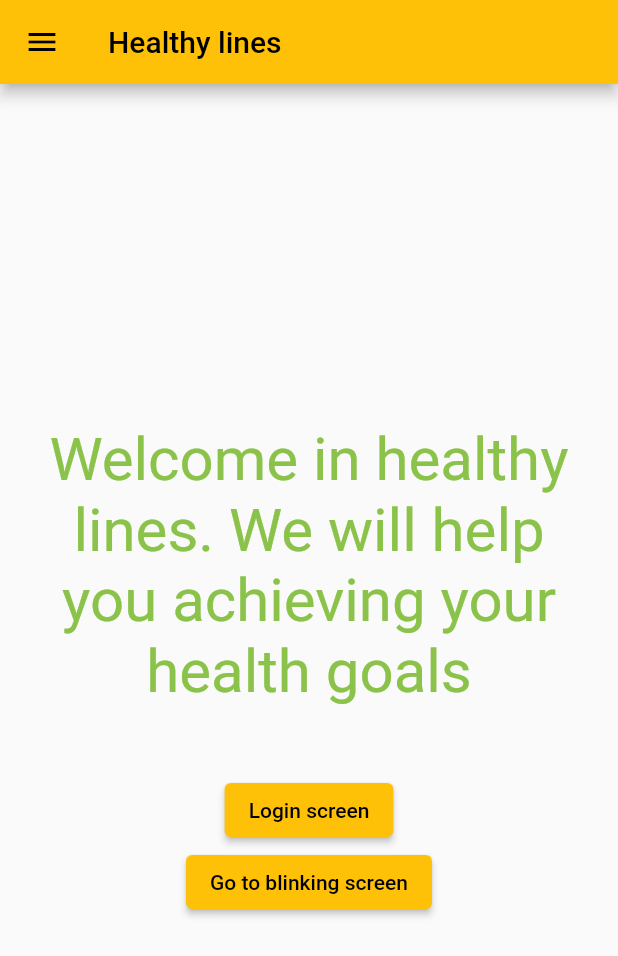
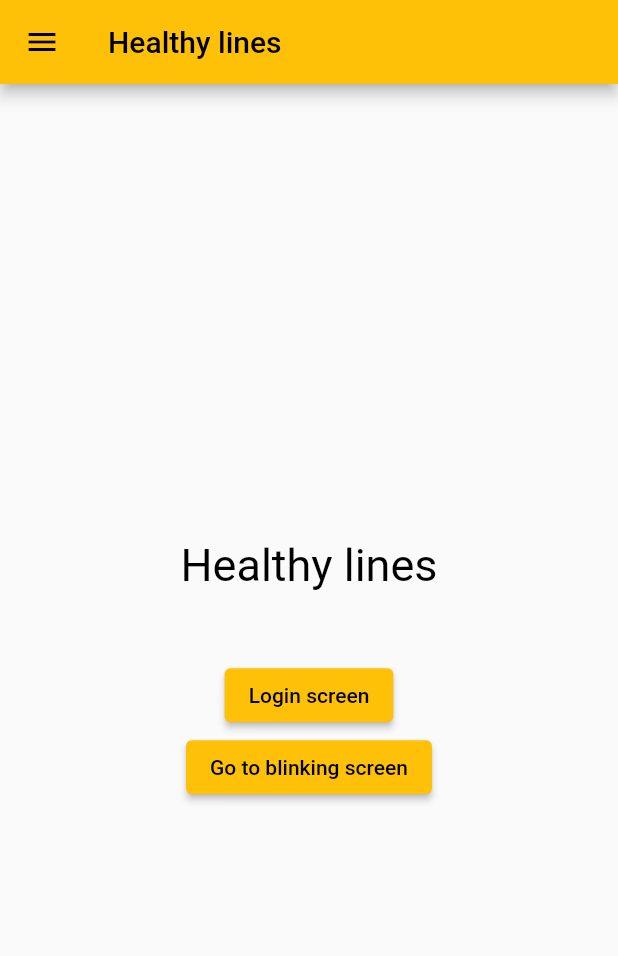
Before and after one commit to Kamilnaja/healthy-lines, a Flutter app: the screen it shows after launch, on a phone screen of 412 x 824 dp. Shown: the top 956 px of the screen. Run offline on Flutter 3.47's test engine with Material 2 defaults, Android fonts, the phone set to English and light mode, and no system bars.

Commit message:
moving main screen

```diff
--- a/lib/home_page.dart
+++ b/lib/home/home_page.dart
@@ -1,6 +1,6 @@
 import 'package:flutter/material.dart';
 
-import 'custom_drawer.dart';
+import '../custom_drawer.dart';
 
 class HomePage extends StatelessWidget {
   const HomePage({Key? key}) : super(key: key);
@@ -16,13 +16,11 @@ class HomePage extends StatelessWidget {
           children: [
             Container(
                 padding: const EdgeInsets.all(15),
-                child: const Text(
-                    "Welcome in healthy lines. We will help you achieving your health goals",
-                    textAlign: TextAlign.center,
-                    style: TextStyle(
-                      color: Colors.lightGreen,
-                      fontSize: 40,
-                    ))),
+                child: const Center(
+                  child: Text("Healthy lines",
+                      textAlign: TextAlign.center,
+                      style: TextStyle(color: Colors.black, fontSize: 30)),
+                )),
             Column(
               children: [
                 const SizedBox(height: 30),
--- a/lib/main.dart
+++ b/lib/main.dart
@@ -1,7 +1,7 @@
 import 'package:flutter/material.dart';
 import 'package:healthy_lines/router/router_generator.dart';
 
-import 'home_page.dart';
+import 'home/home_page.dart';
 
 void main() {
   // debugRepaintRainbowEnabled = true;
--- a/lib/router/router_generator.dart
+++ b/lib/router/router_generator.dart
@@ -1,7 +1,7 @@
 import 'package:flutter/material.dart';
 
 import '../blinking_timer.dart';
-import '../home_page.dart';
+import '../home/home_page.dart';
 import '../login/login.dart';
 
 class RouteGenerator {
```
